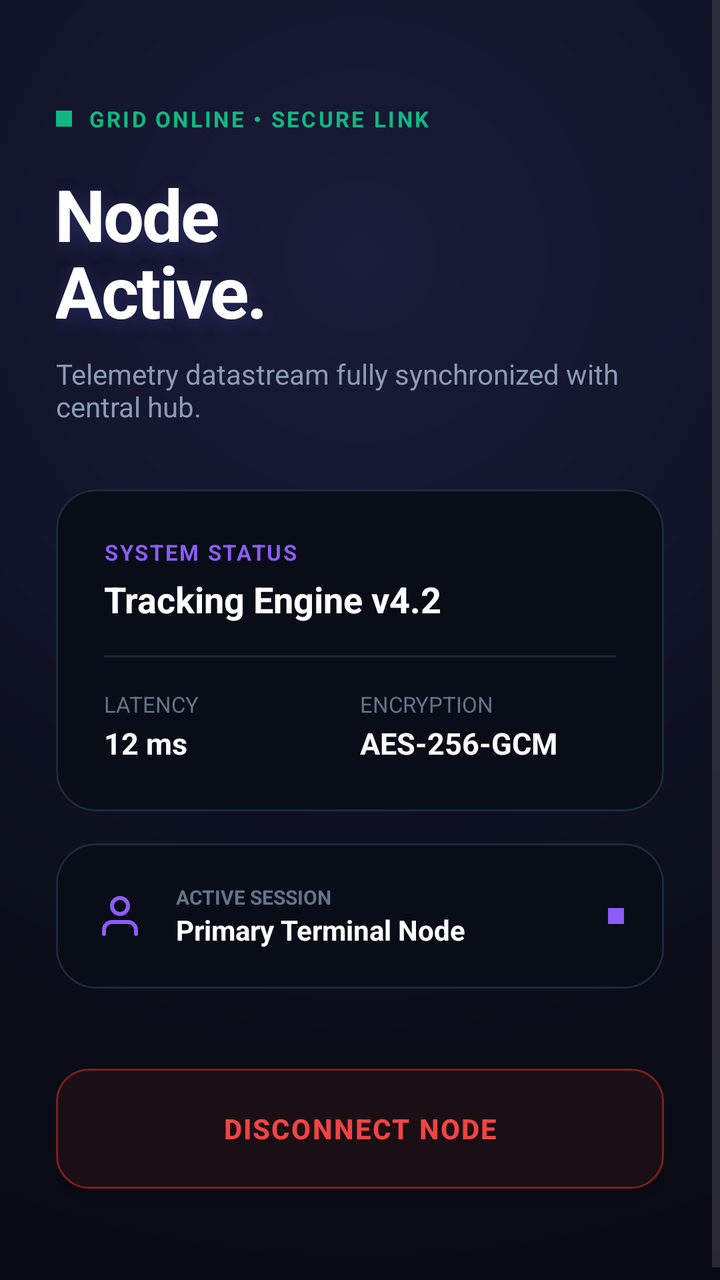
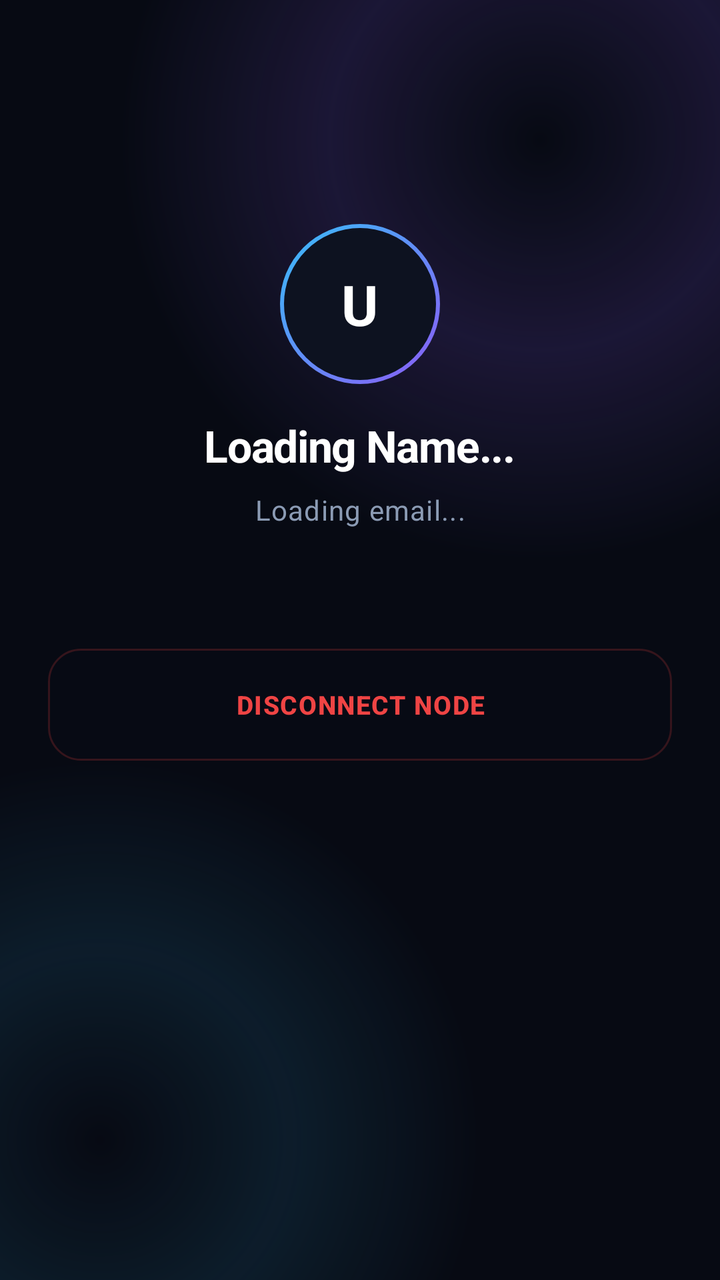

Compare the two renders of this Android layout. The source of the first and the diff that turns it into the second are given below.
<!-- AndroidManifest.xml: application theme Theme.Gotilo -->
<!-- res/layout/activity_dashboard.xml -->
<?xml version="1.0" encoding="utf-8"?>
<ScrollView xmlns:android="http://schemas.android.com/apk/res/android"
    xmlns:app="http://schemas.android.com/apk/res-auto"
    xmlns:tools="http://schemas.android.com/tools"
    android:layout_width="match_parent"
    android:layout_height="match_parent"
    android:background="@drawable/bg_ambient_glow"
    android:fillViewport="true"
    android:overScrollMode="never">

    <androidx.constraintlayout.widget.ConstraintLayout
        android:layout_width="match_parent"
        android:layout_height="wrap_content"
        android:paddingHorizontal="28dp"
        android:paddingVertical="36dp">

        
        <LinearLayout
            android:id="@+id/statusHeader"
            android:layout_width="wrap_content"
            android:layout_height="wrap_content"
            android:layout_marginTop="16dp"
            android:gravity="center_vertical"
            android:orientation="horizontal"
            app:layout_constraintStart_toStartOf="parent"
            app:layout_constraintTop_toTopOf="parent">

            
            <View
                android:layout_width="8dp"
                android:layout_height="8dp"
                android:background="#10B981" />

            <TextView
                android:layout_width="wrap_content"
                android:layout_height="wrap_content"
                android:layout_marginStart="8dp"
                android:letterSpacing="0.1"
                android:text="GRID ONLINE • SECURE LINK"
                android:textColor="#10B981"
                android:textSize="11sp"
                android:textStyle="bold" />
        </LinearLayout>

        
        <TextView
            android:id="@+id/tvWelcomeHeader"
            android:layout_width="0dp"
            android:layout_height="wrap_content"
            android:layout_marginTop="16dp"
            android:letterSpacing="-0.03"
            android:lineSpacingExtra="-4dp"
            android:shadowColor="#406366F1"
            android:shadowDx="0"
            android:shadowDy="8"
            android:shadowRadius="24"
            android:text="Node\nActive."
            android:textColor="#FFFFFF"
            android:textSize="36sp"
            android:textStyle="bold"
            app:layout_constraintEnd_toEndOf="parent"
            app:layout_constraintStart_toStartOf="parent"
            app:layout_constraintTop_toBottomOf="@id/statusHeader" />

        <TextView
            android:id="@+id/tvSubHeader"
            android:layout_width="0dp"
            android:layout_height="wrap_content"
            android:layout_marginTop="8dp"
            android:text="Telemetry datastream fully synchronized with central hub."
            android:textColor="#8B9BB4"
            android:textSize="14sp"
            app:layout_constraintEnd_toEndOf="parent"
            app:layout_constraintStart_toStartOf="parent"
            app:layout_constraintTop_toBottomOf="@id/tvWelcomeHeader" />

        
        <com.google.android.material.card.MaterialCardView
            android:id="@+id/cardSystemStatus"
            android:layout_width="match_parent"
            android:layout_height="wrap_content"
            android:layout_marginTop="32dp"
            app:cardBackgroundColor="#090D17"
            app:cardCornerRadius="20dp"
            app:cardElevation="0dp"
            app:strokeColor="#1E293B"
            app:strokeWidth="1dp"
            app:layout_constraintTop_toBottomOf="@id/tvSubHeader">

            <LinearLayout
                android:layout_width="match_parent"
                android:layout_height="wrap_content"
                android:orientation="vertical"
                android:padding="24dp">

                <TextView
                    android:layout_width="wrap_content"
                    android:layout_height="wrap_content"
                    android:letterSpacing="0.08"
                    android:text="SYSTEM STATUS"
                    android:textColor="#8B5CF6"
                    android:textSize="11sp"
                    android:textStyle="bold" />

                <TextView
                    android:layout_width="wrap_content"
                    android:layout_height="wrap_content"
                    android:layout_marginTop="4dp"
                    android:text="Tracking Engine v4.2"
                    android:textColor="#FFFFFF"
                    android:textSize="18sp"
                    android:textStyle="bold" />

                
                <View
                    android:layout_width="match_parent"
                    android:layout_height="1dp"
                    android:layout_marginVertical="16dp"
                    android:background="#1E293B" />

                
                <LinearLayout
                    android:layout_width="match_parent"
                    android:layout_height="wrap_content"
                    android:orientation="horizontal"
                    android:weightSum="2">

                    
                    <LinearLayout
                        android:layout_width="0dp"
                        android:layout_height="wrap_content"
                        android:layout_weight="1"
                        android:orientation="vertical">

                        <TextView
                            android:layout_width="wrap_content"
                            android:layout_height="wrap_content"
                            android:text="LATENCY"
                            android:textColor="#64748B"
                            android:textSize="11sp" />

                        <TextView
                            android:layout_width="wrap_content"
                            android:layout_height="wrap_content"
                            android:layout_marginTop="2dp"
                            android:text="12 ms"
                            android:textColor="#F8FAFC"
                            android:textSize="15sp"
                            android:textStyle="bold" />
                    </LinearLayout>

                    
                    <LinearLayout
                        android:layout_width="0dp"
                        android:layout_height="wrap_content"
                        android:layout_weight="1"
                        android:orientation="vertical">

                        <TextView
                            android:layout_width="wrap_content"
                            android:layout_height="wrap_content"
                            android:text="ENCRYPTION"
                            android:textColor="#64748B"
                            android:textSize="11sp" />

                        <TextView
                            android:layout_width="wrap_content"
                            android:layout_height="wrap_content"
                            android:layout_marginTop="2dp"
                            android:text="AES-256-GCM"
                            android:textColor="#F8FAFC"
                            android:textSize="15sp"
                            android:textStyle="bold" />
                    </LinearLayout>
                </LinearLayout>

            </LinearLayout>
        </com.google.android.material.card.MaterialCardView>

        
        <com.google.android.material.card.MaterialCardView
            android:id="@+id/cardDeviceLink"
            android:layout_width="match_parent"
            android:layout_height="wrap_content"
            android:layout_marginTop="16dp"
            app:cardBackgroundColor="#090D17"
            app:cardCornerRadius="20dp"
            app:cardElevation="0dp"
            app:strokeColor="#1E293B"
            app:strokeWidth="1dp"
            app:layout_constraintTop_toBottomOf="@id/cardSystemStatus">

            <LinearLayout
                android:layout_width="match_parent"
                android:layout_height="wrap_content"
                android:gravity="center_vertical"
                android:orientation="horizontal"
                android:padding="20dp">

                <ImageView
                    android:layout_width="24dp"
                    android:layout_height="24dp"
                    android:src="@drawable/ic_user"
                    app:tint="#8B5CF6" />

                <LinearLayout
                    android:layout_width="0dp"
                    android:layout_height="wrap_content"
                    android:layout_marginStart="16dp"
                    android:layout_weight="1"
                    android:orientation="vertical">

                    <TextView
                        android:layout_width="wrap_content"
                        android:layout_height="wrap_content"
                        android:text="ACTIVE SESSION"
                        android:textColor="#64748B"
                        android:textSize="10sp"
                        android:textStyle="bold" />

                    <TextView
                        android:layout_width="wrap_content"
                        android:layout_height="wrap_content"
                        android:text="Primary Terminal Node"
                        android:textColor="#FFFFFF"
                        android:textSize="14sp"
                        android:textStyle="bold" />
                </LinearLayout>

                <View
                    android:layout_width="8dp"
                    android:layout_height="8dp"
                    android:background="#8B5CF6" />
            </LinearLayout>
        </com.google.android.material.card.MaterialCardView>

        
        <androidx.appcompat.widget.AppCompatButton
            android:id="@+id/btnLogout"
            android:layout_width="match_parent"
            android:layout_height="60dp"
            android:layout_marginTop="40dp"
            android:layout_marginBottom="16dp"
            android:background="@drawable/bg_logout_button"
            android:elevation="4dp"
            android:letterSpacing="0.05"
            android:stateListAnimator="@null"
            android:text="DISCONNECT NODE"
            android:textAllCaps="true"
            android:textColor="#EF4444"
            android:textSize="14sp"
            android:textStyle="bold"
            app:layout_constraintBottom_toBottomOf="parent"
            app:layout_constraintTop_toBottomOf="@id/cardDeviceLink"
            app:layout_constraintVertical_bias="1.0" />

    </androidx.constraintlayout.widget.ConstraintLayout>
</ScrollView>
<!-- resources referenced by this layout -->
<resources>
  <!-- drawable bg_ambient_glow (drawable) -->
  <?xml version="1.0" encoding="utf-8"?>
  <shape xmlns:android="http://schemas.android.com/apk/res/android"
      android:shape="rectangle">
      <gradient
          android:type="radial"
          android:centerX="0.5"
          android:centerY="0.2"
          android:gradientRadius="800dp"
          android:startColor="#1A1C3A"
          android:centerColor="#0A0D18"
          android:endColor="#05070A" />
  </shape>
  <!-- drawable bg_logout_button (drawable) -->
  <?xml version="1.0" encoding="utf-8"?>
  <shape xmlns:android="http://schemas.android.com/apk/res/android">
      <solid android:color="#1A0F14" />
      <corners android:radius="16dp" />
      <stroke
          android:width="1dp"
          android:color="#7F1D1D" />
  </shape>
  <!-- drawable ic_user (drawable) -->
  <?xml version="1.0" encoding="utf-8"?>
  <vector xmlns:android="http://schemas.android.com/apk/res/android"
      android:width="24dp"
      android:height="24dp"
      android:viewportWidth="24"
      android:viewportHeight="24">
      <path
          android:fillColor="#00000000"
          android:strokeColor="#FFFFFF"
          android:strokeLineCap="round"
          android:strokeLineJoin="round"
          android:strokeWidth="2"
          android:pathData="M20,21v-2a4,4 0,0 0,-4 -4H8a4,4 0,0 0,-4 4v2M12,11a4,4 0,1 0,0 -8,4 4,0 0,0 0,8z" />
  </vector>
  <style name="Theme.Gotilo" parent="Base.Theme.Gotilo" />
  <style name="Base.Theme.Gotilo" parent="Theme.Material3.DayNight.NoActionBar">
          
          
      </style>
</resources>

<!-- the commit's change to res/layout/activity_dashboard.xml (unified diff, before → after) -->
@@ -11,248 +11,77 @@
     <androidx.constraintlayout.widget.ConstraintLayout
         android:layout_width="match_parent"
         android:layout_height="wrap_content"
-        android:paddingHorizontal="28dp"
-        android:paddingVertical="36dp">
+        android:paddingHorizontal="24dp"
+        android:paddingTop="52dp"
+        android:paddingBottom="28dp">
 
         
-        <LinearLayout
-            android:id="@+id/statusHeader"
+        <FrameLayout
+            android:id="@+id/avatarBadge"
+            android:layout_width="80dp"
+            android:layout_height="80dp"
+            android:layout_marginTop="60dp"
+            android:background="@drawable/bg_avatar_ring"
+            app:layout_constraintEnd_toEndOf="parent"
+            app:layout_constraintStart_toStartOf="parent"
+            app:layout_constraintTop_toTopOf="parent">
+
+            <TextView
+                android:id="@+id/tvAvatarInitial"
+                android:layout_width="wrap_content"
+                android:layout_height="wrap_content"
+                android:layout_gravity="center"
+                android:text="U"
+                android:textColor="#FFFFFF"
+                android:textSize="28sp"
+                android:textStyle="bold" />
+        </FrameLayout>
+
+        
+        <TextView
+            android:id="@+id/tvUserName"
             android:layout_width="wrap_content"
             android:layout_height="wrap_content"
             android:layout_marginTop="16dp"
-            android:gravity="center_vertical"
-            android:orientation="horizontal"
+            android:text="Loading Name..."
+            android:textColor="#FFFFFF"
+            android:textSize="22sp"
+            android:textStyle="bold"
+            android:letterSpacing="-0.02"
+            app:layout_constraintEnd_toEndOf="parent"
             app:layout_constraintStart_toStartOf="parent"
-            app:layout_constraintTop_toTopOf="parent">
-
-            
-            <View
-                android:layout_width="8dp"
-                android:layout_height="8dp"
-                android:background="#10B981" />
-
-            <TextView
-                android:layout_width="wrap_content"
-                android:layout_height="wrap_content"
-                android:layout_marginStart="8dp"
-                android:letterSpacing="0.1"
-                android:text="GRID ONLINE • SECURE LINK"
-                android:textColor="#10B981"
-                android:textSize="11sp"
-                android:textStyle="bold" />
-        </LinearLayout>
+            app:layout_constraintTop_toBottomOf="@id/avatarBadge" />
 
         
         <TextView
-            android:id="@+id/tvWelcomeHeader"
-            android:layout_width="0dp"
+            android:id="@+id/tvUserEmail"
+            android:layout_width="wrap_content"
             android:layout_height="wrap_content"
-            android:layout_marginTop="16dp"
-            android:letterSpacing="-0.03"
-            android:lineSpacingExtra="-4dp"
-            android:shadowColor="#406366F1"
-            android:shadowDx="0"
-            android:shadowDy="8"
-            android:shadowRadius="24"
-            android:text="Node\nActive."
-            android:textColor="#FFFFFF"
-            android:textSize="36sp"
-            android:textStyle="bold"
+            android:layout_marginTop="8dp"
+            android:text="Loading email..."
+            android:textColor="#8B9BB4"
+            android:textSize="14sp"
+            android:letterSpacing="0.03"
+            android:textAlignment="center"
             app:layout_constraintEnd_toEndOf="parent"
             app:layout_constraintStart_toStartOf="parent"
-            app:layout_constraintTop_toBottomOf="@id/statusHeader" />
-
-        <TextView
-            android:id="@+id/tvSubHeader"
-            android:layout_width="0dp"
-            android:layout_height="wrap_content"
-            android:layout_marginTop="8dp"
-            android:text="Telemetry datastream fully synchronized with central hub."
-            android:textColor="#8B9BB4"
-            android:textSize="14sp"
-            app:layout_constraintEnd_toEndOf="parent"
-            app:layout_constraintStart_toStartOf="parent"
-            app:layout_constraintTop_toBottomOf="@id/tvWelcomeHeader" />
-
-        
-        <com.google.android.material.card.MaterialCardView
-            android:id="@+id/cardSystemStatus"
-            android:layout_width="match_parent"
-            android:layout_height="wrap_content"
-            android:layout_marginTop="32dp"
-            app:cardBackgroundColor="#090D17"
-            app:cardCornerRadius="20dp"
-            app:cardElevation="0dp"
-            app:strokeColor="#1E293B"
-            app:strokeWidth="1dp"
-            app:layout_constraintTop_toBottomOf="@id/tvSubHeader">
-
-            <LinearLayout
-                android:layout_width="match_parent"
-                android:layout_height="wrap_content"
-                android:orientation="vertical"
-                android:padding="24dp">
-
-                <TextView
-                    android:layout_width="wrap_content"
-                    android:layout_height="wrap_content"
-                    android:letterSpacing="0.08"
-                    android:text="SYSTEM STATUS"
-                    android:textColor="#8B5CF6"
-                    android:textSize="11sp"
-                    android:textStyle="bold" />
-
-                <TextView
-                    android:layout_width="wrap_content"
-                    android:layout_height="wrap_content"
-                    android:layout_marginTop="4dp"
-                    android:text="Tracking Engine v4.2"
-                    android:textColor="#FFFFFF"
-                    android:textSize="18sp"
-                    android:textStyle="bold" />
-
-                
-                <View
-                    android:layout_width="match_parent"
-                    android:layout_height="1dp"
-                    android:layout_marginVertical="16dp"
-                    android:background="#1E293B" />
-
-                
-                <LinearLayout
-                    android:layout_width="match_parent"
-                    android:layout_height="wrap_content"
-                    android:orientation="horizontal"
-                    android:weightSum="2">
-
-                    
-                    <LinearLayout
-                        android:layout_width="0dp"
-                        android:layout_height="wrap_content"
-                        android:layout_weight="1"
-                        android:orientation="vertical">
-
-                        <TextView
-                            android:layout_width="wrap_content"
-                            android:layout_height="wrap_content"
-                            android:text="LATENCY"
-                            android:textColor="#64748B"
-                            android:textSize="11sp" />
-
-                        <TextView
-                            android:layout_width="wrap_content"
-                            android:layout_height="wrap_content"
-                            android:layout_marginTop="2dp"
-                            android:text="12 ms"
-                            android:textColor="#F8FAFC"
-                            android:textSize="15sp"
-                            android:textStyle="bold" />
-                    </LinearLayout>
-
-                    
-                    <LinearLayout
-                        android:layout_width="0dp"
-                        android:layout_height="wrap_content"
-                        android:layout_weight="1"
-                        android:orientation="vertical">
-
-                        <TextView
-                            android:layout_width="wrap_content"
-                            android:layout_height="wrap_content"
-                            android:text="ENCRYPTION"
-                            android:textColor="#64748B"
-                            android:textSize="11sp" />
-
-                        <TextView
-                            android:layout_width="wrap_content"
-                            android:layout_height="wrap_content"
-                            android:layout_marginTop="2dp"
-                            android:text="AES-256-GCM"
-                            android:textColor="#F8FAFC"
-                            android:textSize="15sp"
-                            android:textStyle="bold" />
-                    </LinearLayout>
-                </LinearLayout>
-
-            </LinearLayout>
-        </com.google.android.material.card.MaterialCardView>
-
-        
-        <com.google.android.material.card.MaterialCardView
-            android:id="@+id/cardDeviceLink"
-            android:layout_width="match_parent"
-            android:layout_height="wrap_content"
-            android:layout_marginTop="16dp"
-            app:cardBackgroundColor="#090D17"
-            app:cardCornerRadius="20dp"
-            app:cardElevation="0dp"
-            app:strokeColor="#1E293B"
-            app:strokeWidth="1dp"
-            app:layout_constraintTop_toBottomOf="@id/cardSystemStatus">
-
-            <LinearLayout
-                android:layout_width="match_parent"
-                android:layout_height="wrap_content"
-                android:gravity="center_vertical"
-                android:orientation="horizontal"
-                android:padding="20dp">
-
-                <ImageView
-                    android:layout_width="24dp"
-                    android:layout_height="24dp"
-                    android:src="@drawable/ic_user"
-                    app:tint="#8B5CF6" />
-
-                <LinearLayout
-                    android:layout_width="0dp"
-                    android:layout_height="wrap_content"
-                    android:layout_marginStart="16dp"
-                    android:layout_weight="1"
-                    android:orientation="vertical">
-
-                    <TextView
-                        android:layout_width="wrap_content"
-                        android:layout_height="wrap_content"
-                        android:text="ACTIVE SESSION"
-                        android:textColor="#64748B"
-                        android:textSize="10sp"
-                        android:textStyle="bold" />
-
-                    <TextView
-                        android:layout_width="wrap_content"
-                        android:layout_height="wrap_content"
-                        android:text="Primary Terminal Node"
-                        android:textColor="#FFFFFF"
-                        android:textSize="14sp"
-                        android:textStyle="bold" />
-                </LinearLayout>
-
-                <View
-                    android:layout_width="8dp"
-                    android:layout_height="8dp"
-                    android:background="#8B5CF6" />
-            </LinearLayout>
-        </com.google.android.material.card.MaterialCardView>
+            app:layout_constraintTop_toBottomOf="@id/tvUserName" />
 
         
         <androidx.appcompat.widget.AppCompatButton
             android:id="@+id/btnLogout"
             android:layout_width="match_parent"
-            android:layout_height="60dp"
-            android:layout_marginTop="40dp"
-            android:layout_marginBottom="16dp"
+            android:layout_height="56dp"
+            android:layout_marginTop="60dp"
             android:background="@drawable/bg_logout_button"
-            android:elevation="4dp"
-            android:letterSpacing="0.05"
+            android:letterSpacing="0.04"
             android:stateListAnimator="@null"
-            android:text="DISCONNECT NODE"
+            android:text="Disconnect Node"
             android:textAllCaps="true"
             android:textColor="#EF4444"
-            android:textSize="14sp"
+            android:textSize="13sp"
             android:textStyle="bold"
-            app:layout_constraintBottom_toBottomOf="parent"
-            app:layout_constraintTop_toBottomOf="@id/cardDeviceLink"
-            app:layout_constraintVertical_bias="1.0" />
+            app:layout_constraintTop_toBottomOf="@id/tvUserEmail" />
 
     </androidx.constraintlayout.widget.ConstraintLayout>
 </ScrollView>
<!-- resource entries referenced after the edit -->
@@ -2,45 +2,80 @@
 <resources>
   <!-- drawable bg_ambient_glow (drawable) -->
   <?xml version="1.0" encoding="utf-8"?>
-  <shape xmlns:android="http://schemas.android.com/apk/res/android"
-      android:shape="rectangle">
-      <gradient
-          android:type="radial"
-          android:centerX="0.5"
-          android:centerY="0.2"
-          android:gradientRadius="800dp"
-          android:startColor="#1A1C3A"
-          android:centerColor="#0A0D18"
-          android:endColor="#05070A" />
-  </shape>
+  <layer-list xmlns:android="http://schemas.android.com/apk/res/android">
+  
+      
+      <item>
+          <shape android:shape="rectangle">
+              <solid android:color="#070A13" />
+          </shape>
+      </item>
+  
+      
+      <item android:gravity="top|end" android:width="420dp" android:height="420dp"
+          android:top="-140dp" android:end="-120dp">
+          <shape android:shape="oval">
+              <gradient
+                  android:type="radial"
+                  android:gradientRadius="210dp"
+                  android:centerColor="#268B5CF6"
+                  android:endColor="#00070A13" />
+          </shape>
+      </item>
+  
+      
+      <item android:gravity="bottom|start" android:width="380dp" android:height="380dp"
+          android:bottom="-120dp" android:start="-140dp">
+          <shape android:shape="oval">
+              <gradient
+                  android:type="radial"
+                  android:gradientRadius="190dp"
+                  android:centerColor="#1A38BDF8"
+                  android:endColor="#00070A13" />
+          </shape>
+      </item>
+  
+  </layer-list>
+  <!-- drawable bg_avatar_ring (drawable) -->
+  <?xml version="1.0" encoding="utf-8"?>
+  <layer-list xmlns:android="http://schemas.android.com/apk/res/android">
+  
+      <item>
+          <shape android:shape="oval">
+              <gradient
+                  android:type="linear"
+                  android:angle="135"
+                  android:startColor="#8B5CF6"
+                  android:endColor="#38BDF8" />
+          </shape>
+      </item>
+  
+      <item android:top="2dp" android:bottom="2dp" android:left="2dp" android:right="2dp">
+          <shape android:shape="oval">
+              <solid android:color="#0D1220" />
+          </shape>
+      </item>
+  
+  </layer-list>
   <!-- drawable bg_logout_button (drawable) -->
   <?xml version="1.0" encoding="utf-8"?>
-  <shape xmlns:android="http://schemas.android.com/apk/res/android">
-      <solid android:color="#1A0F14" />
-      <corners android:radius="16dp" />
-      <stroke
-          android:width="1dp"
-          android:color="#7F1D1D" />
-  </shape>
-  <!-- drawable ic_user (drawable) -->
-  <?xml version="1.0" encoding="utf-8"?>
-  <vector xmlns:android="http://schemas.android.com/apk/res/android"
-      android:width="24dp"
-      android:height="24dp"
-      android:viewportWidth="24"
-      android:viewportHeight="24">
-      <path
-          android:fillColor="#00000000"
-          android:strokeColor="#FFFFFF"
-          android:strokeLineCap="round"
-          android:strokeLineJoin="round"
-          android:strokeWidth="2"
-          android:pathData="M20,21v-2a4,4 0,0 0,-4 -4H8a4,4 0,0 0,-4 4v2M12,11a4,4 0,1 0,0 -8,4 4,0 0,0 0,8z" />
-  </vector>
+  <ripple xmlns:android="http://schemas.android.com/apk/res/android"
+      android:color="#1EEF4444">
+      <item>
+          <shape android:shape="rectangle">
+              <corners android:radius="16dp" />
+              <solid android:color="#120D1220" />
+              <stroke android:width="1dp" android:color="#33EF4444" />
+          </shape>
+      </item>
+  </ripple>
   <style name="Theme.Gotilo" parent="Base.Theme.Gotilo" />
   <style name="Base.Theme.Gotilo" parent="Theme.Material3.DayNight.NoActionBar">
           
-          
+          <item name="android:windowBackground">#090D17</item>
+          <item name="android:windowNoTitle">true</item>
+          <item name="android:windowIsFloating">false</item>
+          <item name="android:windowIsTranslucent">false</item>
       </style>
 </resources>
 
